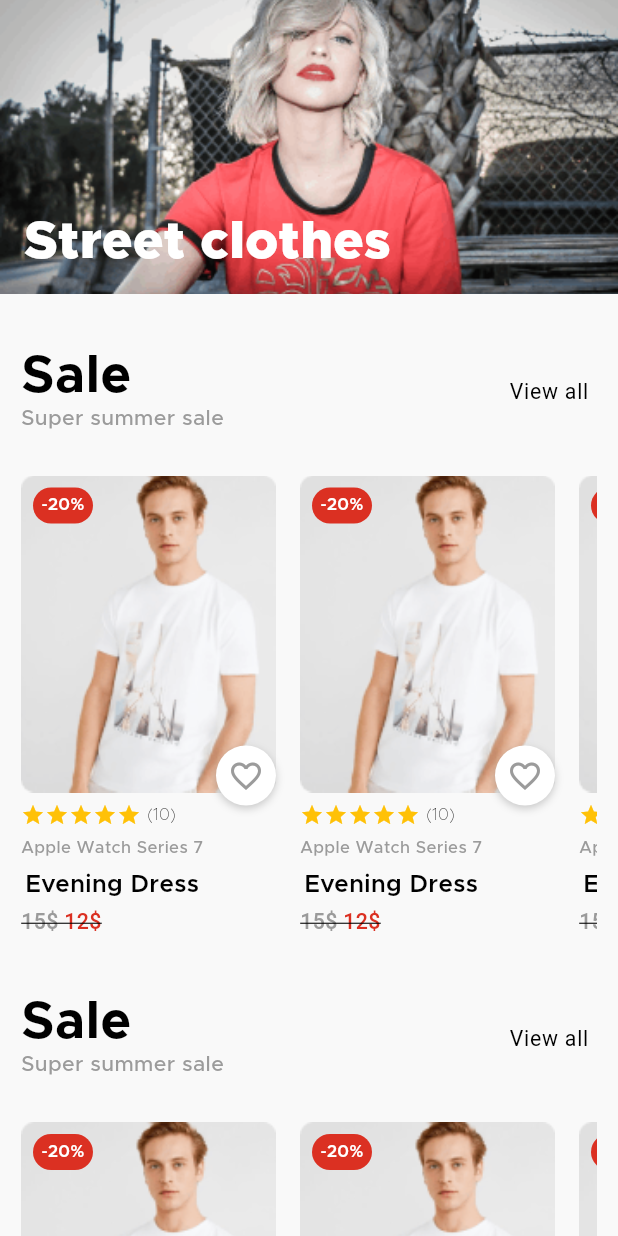
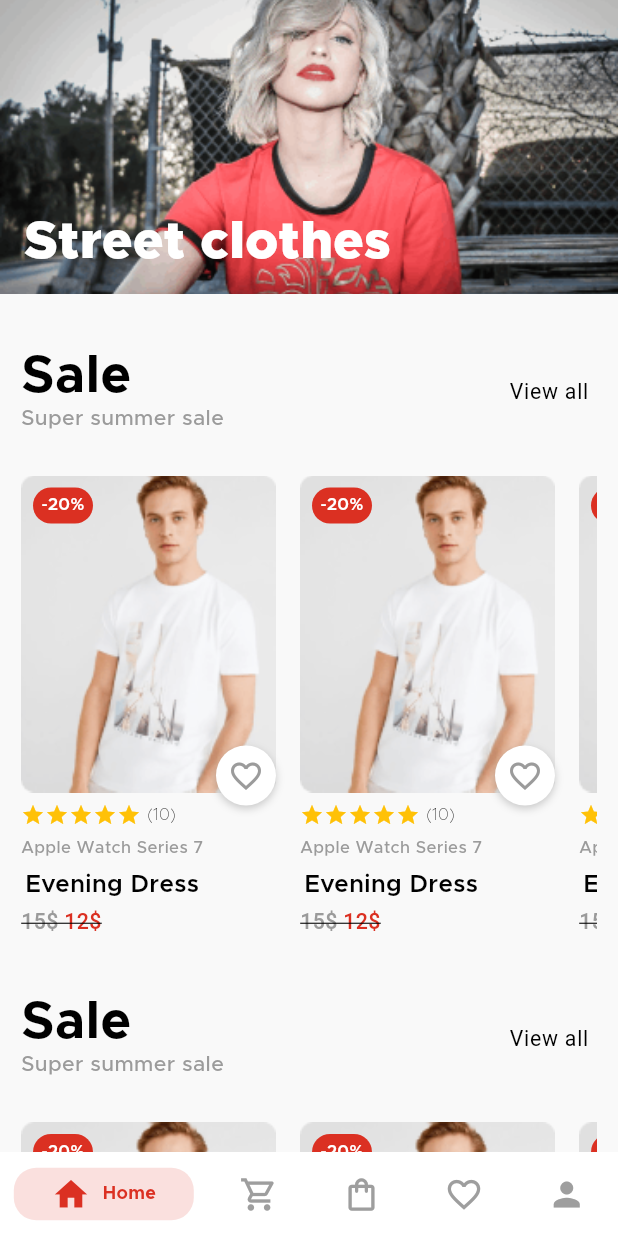
Before and after one commit to Maheresio/e_commerce, a Flutter app: the screen it shows after launch, on a phone screen of 412 x 824 dp. Run offline on Flutter 3.47's test engine with Material 3 defaults, Android fonts, the phone set to English and light mode, and no system bars; drawn by our look-alikes of persistent_bottom_nav_bar; our stand-ins replace bloc, cloud_firestore, dartz, device_preview, equatable, firebase_auth and 8 more; accounts and stored records are empty.

```diff
--- a/lib/core/utils/app_router.dart
+++ b/lib/core/utils/app_router.dart
@@ -1,3 +1,4 @@
+import 'package:e_commerce/styled_nav_bar.dart';
 import 'package:flutter_bloc/flutter_bloc.dart';
 import 'package:go_router/go_router.dart';
 
@@ -12,9 +13,11 @@ abstract class AppRouter {
   static const kRegister = '/register';
   static const kLogin = '/kLogin';
   static const kHome = '/home';
+  static const kLanding = '/landing';
+  static const kNavBar = '/navBar';
 
   static final GoRouter router = GoRouter(
-    initialLocation: kHome,
+    initialLocation: kNavBar,
     routes: [
       GoRoute(
         path: kLogin,
@@ -35,6 +38,7 @@ abstract class AppRouter {
         },
       ),
       GoRoute(path: kHome, builder: (context, state) => HomeView()),
+      GoRoute(path: kNavBar, builder: (context, state) => StyledNavBar()),
     ],
   );
 }
```
